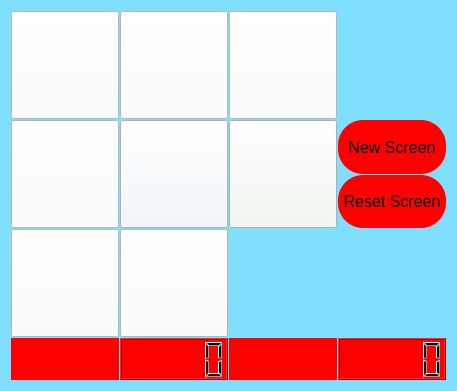
Qt form tictacscreen.ui (HashanMaduwantha/TicTacToe) before a commit.
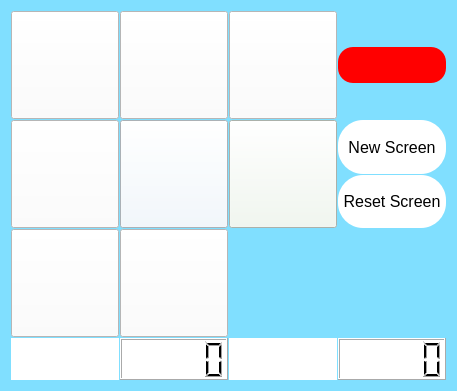
The same form after that commit.

What changed in the file:
```diff
--- a/tictacscreen.ui
+++ b/tictacscreen.ui
@@ -32,7 +32,40 @@
     <layout class="QVBoxLayout" name="verticalLayout_3"/>
    </item>
    <item row="0" column="4">
-    <layout class="QVBoxLayout" name="verticalLayout"/>
+    <layout class="QVBoxLayout" name="verticalLayout">
+     <item>
+      <widget class="QLabel" name="labeltext1">
+       <property name="text">
+        <string/>
+       </property>
+       <property name="alignment">
+        <set>Qt::AlignCenter</set>
+       </property>
+      </widget>
+     </item>
+     <item>
+      <widget class="QLabel" name="labeltext3">
+       <property name="styleSheet">
+        <string notr="true">background-color:red;
+border-radius: 15px;
+</string>
+       </property>
+       <property name="text">
+        <string/>
+       </property>
+      </widget>
+     </item>
+     <item>
+      <widget class="QLabel" name="labeltext2">
+       <property name="text">
+        <string/>
+       </property>
+       <property name="alignment">
+        <set>Qt::AlignCenter</set>
+       </property>
+      </widget>
+     </item>
+    </layout>
    </item>
    <item row="1" column="4">
     <layout class="QVBoxLayout" name="verticalLayout_2">
@@ -51,7 +84,7 @@
        </property>
        <property name="styleSheet">
         <string notr="true">border-radius: 25px;
-background-color:red;
+background-color:white;
 </string>
        </property>
        <property name="text">
@@ -74,7 +107,7 @@
        </property>
        <property name="styleSheet">
         <string notr="true">border-radius: 25px;
-background-color:red;
+background-color:white;
 </string>
        </property>
        <property name="text">
@@ -295,7 +328,7 @@
    <item row="3" column="0">
     <widget class="QLabel" name="labelPlayerOneScore">
      <property name="styleSheet">
-      <string notr="true">background-color:red;
+      <string notr="true">background-color:white;
 </string>
      </property>
      <property name="text">
@@ -306,21 +339,21 @@
    <item row="3" column="1">
     <widget class="QLCDNumber" name="PlayerOnelcdNumber">
      <property name="styleSheet">
-      <string notr="true">background-color:red;</string>
+      <string notr="true">background-color:white;</string>
      </property>
     </widget>
    </item>
    <item row="3" column="4">
     <widget class="QLCDNumber" name="PlayerTwolcdNumber">
      <property name="styleSheet">
-      <string notr="true">background-color:red;</string>
+      <string notr="true">background-color:white;</string>
      </property>
     </widget>
    </item>
    <item row="3" column="2">
     <widget class="QLabel" name="labelPlayerTwoScore">
      <property name="styleSheet">
-      <string notr="true">background-color:red;</string>
+      <string notr="true">background-color:white;</string>
      </property>
      <property name="text">
       <string/>
```
Left out of the diff: 2 changed lines with no effect on the pictures.
